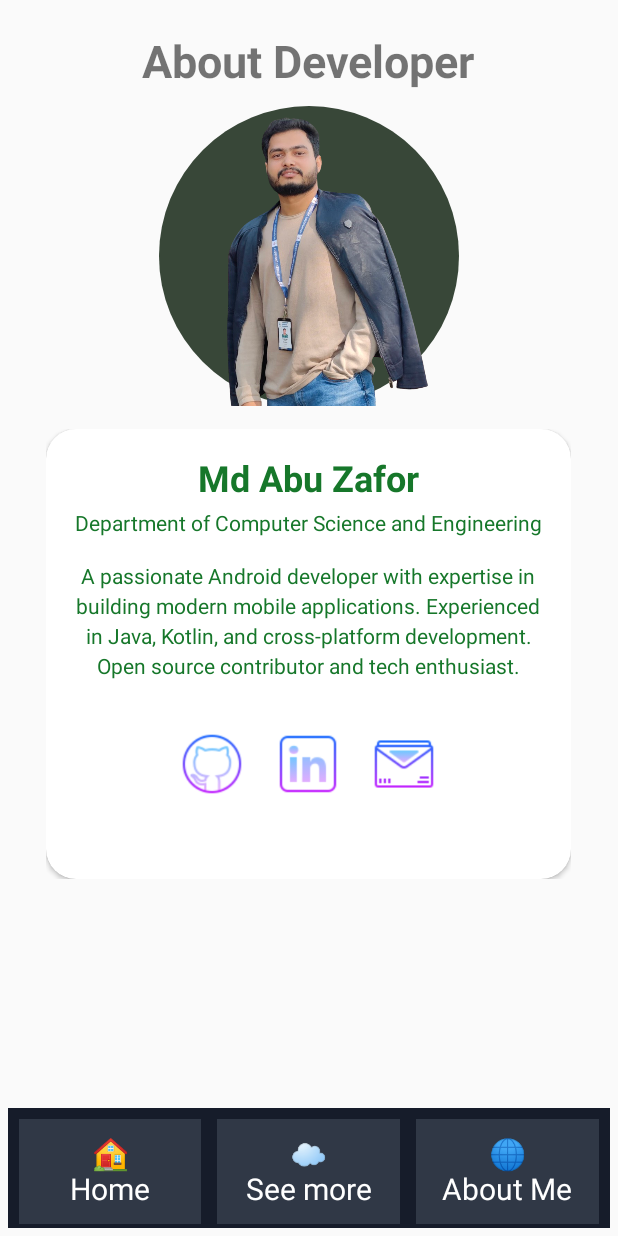
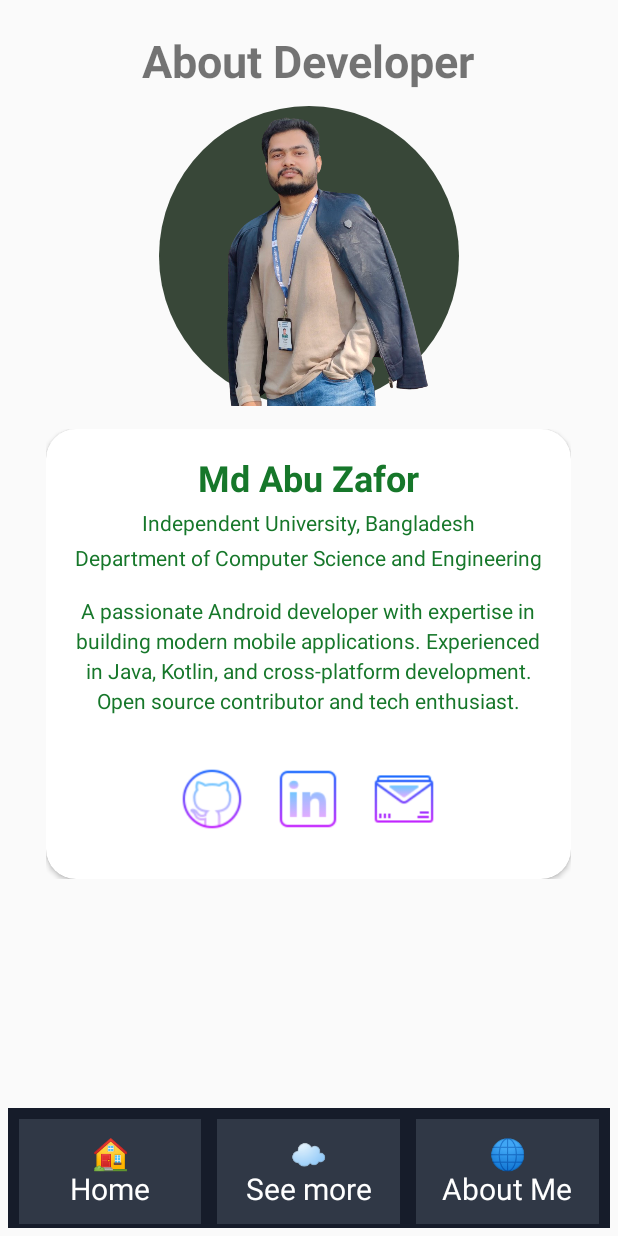
Before and after one commit to AbuZafor99/ForecastPro, an Android app: the Windy_WebView screen opened directly, with no data from a screen before it, on a phone screen of 412 x 824 dp. Run offline under Robolectric (Android 15) with nearby library versions, the phone set to English and light mode, and no system bars; network calls fail.

Commit message:
Update- About Me Page and Design

```diff
--- a/app/src/main/res/layout/activity_windy_web_view.xml
+++ b/app/src/main/res/layout/activity_windy_web_view.xml
@@ -63,7 +63,7 @@
                     android:orientation="vertical"
                     android:padding="16dp">
 
-                    <!-- Name -->
+
                     <TextView
                         android:layout_width="wrap_content"
                         android:layout_height="wrap_content"
@@ -73,7 +73,15 @@
                         android:textSize="24sp"
                         android:textStyle="bold" />
 
-                    <!-- Department -->
+                    <TextView
+                        android:layout_width="wrap_content"
+                        android:layout_height="wrap_content"
+                        android:layout_gravity="center"
+                        android:layout_marginTop="4dp"
+                        android:text="Independent University, Bangladesh"
+                        android:textColor="#16772A"
+                        android:textSize="14sp" />
+
                     <TextView
                         android:layout_width="wrap_content"
                         android:layout_height="wrap_content"
@@ -83,7 +91,7 @@
                         android:textColor="#16772A"
                         android:textSize="14sp" />
 
-                    <!-- About Me Text -->
+
                     <TextView
                         android:layout_width="match_parent"
                         android:layout_height="wrap_content"
@@ -107,6 +115,8 @@
                             android:layout_width="48dp"
                             android:layout_height="48dp"
                             android:layout_margin="8dp"
+                            android:clickable="true"
+                            android:focusable="true"
                             android:onClick="openGithub"
                             android:src="@drawable/giticon" />
 
@@ -115,6 +125,8 @@
                             android:layout_width="48dp"
                             android:layout_height="48dp"
                             android:layout_margin="8dp"
+                            android:clickable="true"
+                            android:focusable="true"
                             android:onClick="openLinkedIn"
                             android:src="@drawable/linkdinicon" />
 
@@ -124,6 +136,8 @@
                             android:layout_width="48dp"
                             android:layout_height="48dp"
                             android:layout_margin="8dp"
+                            android:clickable="true"
+                            android:focusable="true"
                             android:onClick="sendEmail"
                             android:src="@drawable/emailicon" />
                     </LinearLayout>
```
Also changed, not shown: app/src/main/java/com/example/weatherapp/Windy_WebView.java (+37 -21 lines), 18 other files.
